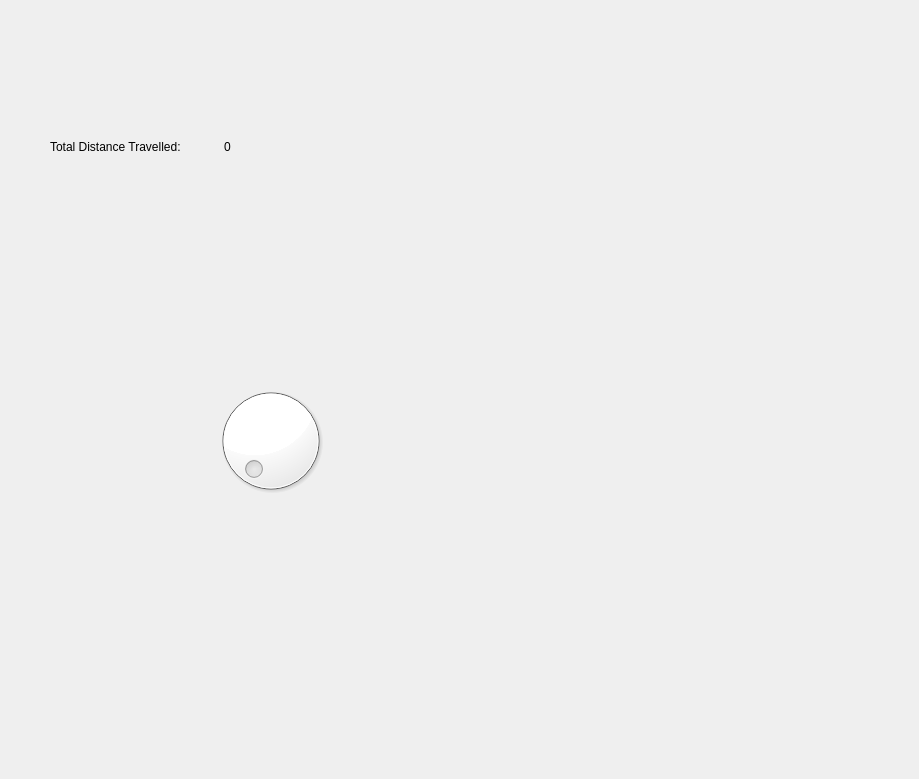
Qt form VehicleDashboard/vehicleinstrumentpanel.ui (C0SMlC/QT) before a commit.
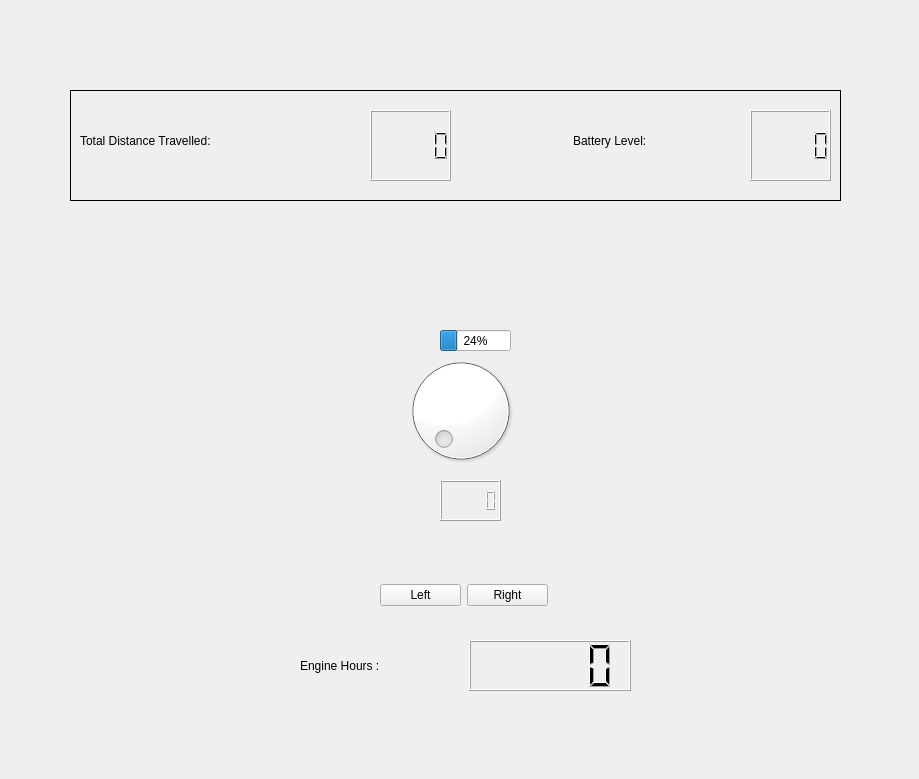
The same form after that commit. Icons and pictures are not drawn.

Commit message: feat: indicators, fuel level and batterylevelr

```diff
--- a/VehicleDashboard/vehicleinstrumentpanel.ui
+++ b/VehicleDashboard/vehicleinstrumentpanel.ui
@@ -19,8 +19,8 @@
   <widget class="QDial" name="dial">
    <property name="geometry">
     <rect>
-     <x>210</x>
-     <y>380</y>
+     <x>400</x>
+     <y>350</y>
      <width>121</width>
      <height>121</height>
     </rect>
@@ -38,8 +38,8 @@
   <widget class="QLabel" name="label">
    <property name="geometry">
     <rect>
-     <x>120</x>
-     <y>270</y>
+     <x>310</x>
+     <y>240</y>
      <width>311</width>
      <height>311</height>
     </rect>
@@ -64,33 +64,204 @@
     <bool>true</bool>
    </property>
   </widget>
+  <widget class="QLCDNumber" name="lcdNumber">
+   <property name="geometry">
+    <rect>
+     <x>440</x>
+     <y>480</y>
+     <width>61</width>
+     <height>41</height>
+    </rect>
+   </property>
+  </widget>
+  <widget class="QLCDNumber" name="batteryLabel">
+   <property name="geometry">
+    <rect>
+     <x>750</x>
+     <y>110</y>
+     <width>81</width>
+     <height>71</height>
+    </rect>
+   </property>
+  </widget>
+  <widget class="QLabel" name="label_3">
+   <property name="geometry">
+    <rect>
+     <x>560</x>
+     <y>120</y>
+     <width>185</width>
+     <height>41</height>
+    </rect>
+   </property>
+   <property name="styleSheet">
+    <string notr="true">font: 700 18pt &quot;Segoe UI&quot;;
+margin-left:10px;</string>
+   </property>
+   <property name="text">
+    <string>Battery Level:</string>
+   </property>
+  </widget>
+  <widget class="QWidget" name="layoutWidget_2">
+   <property name="geometry">
+    <rect>
+     <x>300</x>
+     <y>640</y>
+     <width>331</width>
+     <height>51</height>
+    </rect>
+   </property>
+   <layout class="QHBoxLayout" name="horizontalLayout_3">
+    <item>
+     <widget class="QLabel" name="label_4">
+      <property name="styleSheet">
+       <string notr="true">font: 700 18pt &quot;Segoe UI&quot;;</string>
+      </property>
+      <property name="text">
+       <string>Engine Hours :</string>
+      </property>
+     </widget>
+    </item>
+    <item>
+     <widget class="QLCDNumber" name="engineHours"/>
+    </item>
+   </layout>
+  </widget>
+  <widget class="QLabel" name="label_2">
+   <property name="geometry">
+    <rect>
+     <x>80</x>
+     <y>120</y>
+     <width>291</width>
+     <height>41</height>
+    </rect>
+   </property>
+   <property name="styleSheet">
+    <string notr="true">font: 700 18pt &quot;Segoe UI&quot;;</string>
+   </property>
+   <property name="text">
+    <string>Total Distance Travelled: </string>
+   </property>
+  </widget>
+  <widget class="QLCDNumber" name="distanceLabel">
+   <property name="geometry">
+    <rect>
+     <x>370</x>
+     <y>110</y>
+     <width>81</width>
+     <height>71</height>
+    </rect>
+   </property>
+  </widget>
+  <widget class="QGroupBox" name="groupBox">
+   <property name="geometry">
+    <rect>
+     <x>70</x>
+     <y>90</y>
+     <width>771</width>
+     <height>111</height>
+    </rect>
+   </property>
+   <property name="styleSheet">
+    <string notr="true">border: 1px solid black;</string>
+   </property>
+  </widget>
+  <widget class="QProgressBar" name="progressBar">
+   <property name="geometry">
+    <rect>
+     <x>440</x>
+     <y>330</y>
+     <width>71</width>
+     <height>21</height>
+    </rect>
+   </property>
+   <property name="value">
+    <number>24</number>
+   </property>
+  </widget>
+  <widget class="QLabel" name="leftIndicatorLabel">
+   <property name="geometry">
+    <rect>
+     <x>100</x>
+     <y>470</y>
+     <width>121</width>
+     <height>121</height>
+    </rect>
+   </property>
+   <property name="styleSheet">
+    <string notr="true"/>
+   </property>
+   <property name="text">
+    <string/>
+   </property>
+   <property name="pixmap">
+    <pixmap resource="images.qrc">:/images/assets/left.png</pixmap>
+   </property>
+   <property name="scaledContents">
+    <bool>true</bool>
+   </property>
+   <property name="wordWrap">
+    <bool>true</bool>
+   </property>
+  </widget>
+  <widget class="QPushButton" name="leftLabel_2">
+   <property name="geometry">
+    <rect>
+     <x>730</x>
+     <y>500</y>
+     <width>81</width>
+     <height>81</height>
+    </rect>
+   </property>
+   <property name="text">
+    <string/>
+   </property>
+   <property name="flat">
+    <bool>true</bool>
+   </property>
+  </widget>
+  <widget class="QLabel" name="rightIndicatorLabel">
+   <property name="geometry">
+    <rect>
+     <x>710</x>
+     <y>480</y>
+     <width>121</width>
+     <height>121</height>
+    </rect>
+   </property>
+   <property name="text">
+    <string/>
+   </property>
+   <property name="pixmap">
+    <pixmap resource="images.qrc">:/images/assets/right.png</pixmap>
+   </property>
+   <property name="scaledContents">
+    <bool>true</bool>
+   </property>
+   <property name="wordWrap">
+    <bool>true</bool>
+   </property>
+  </widget>
   <widget class="QWidget" name="layoutWidget">
    <property name="geometry">
     <rect>
-     <x>50</x>
-     <y>130</y>
-     <width>341</width>
-     <height>34</height>
+     <x>380</x>
+     <y>580</y>
+     <width>168</width>
+     <height>31</height>
     </rect>
    </property>
    <layout class="QHBoxLayout" name="horizontalLayout">
     <item>
-     <widget class="QLabel" name="label_2">
-      <property name="styleSheet">
-       <string notr="true">font: 700 18pt &quot;Segoe UI&quot;;</string>
-      </property>
+     <widget class="QPushButton" name="pushButton">
       <property name="text">
-       <string>Total Distance Travelled: </string>
+       <string>Left</string>
       </property>
      </widget>
     </item>
     <item>
-     <widget class="QLabel" name="label_3">
-      <property name="styleSheet">
-       <string notr="true">font: 700 16pt &quot;Segoe UI&quot;;</string>
-      </property>
+     <widget class="QPushButton" name="pushButton_2">
       <property name="text">
-       <string>0</string>
+       <string>Right</string>
       </property>
      </widget>
     </item>
```
Left out of the diff: 11 changed lines with no effect on the pictures. The commit also changes 15 other files.
